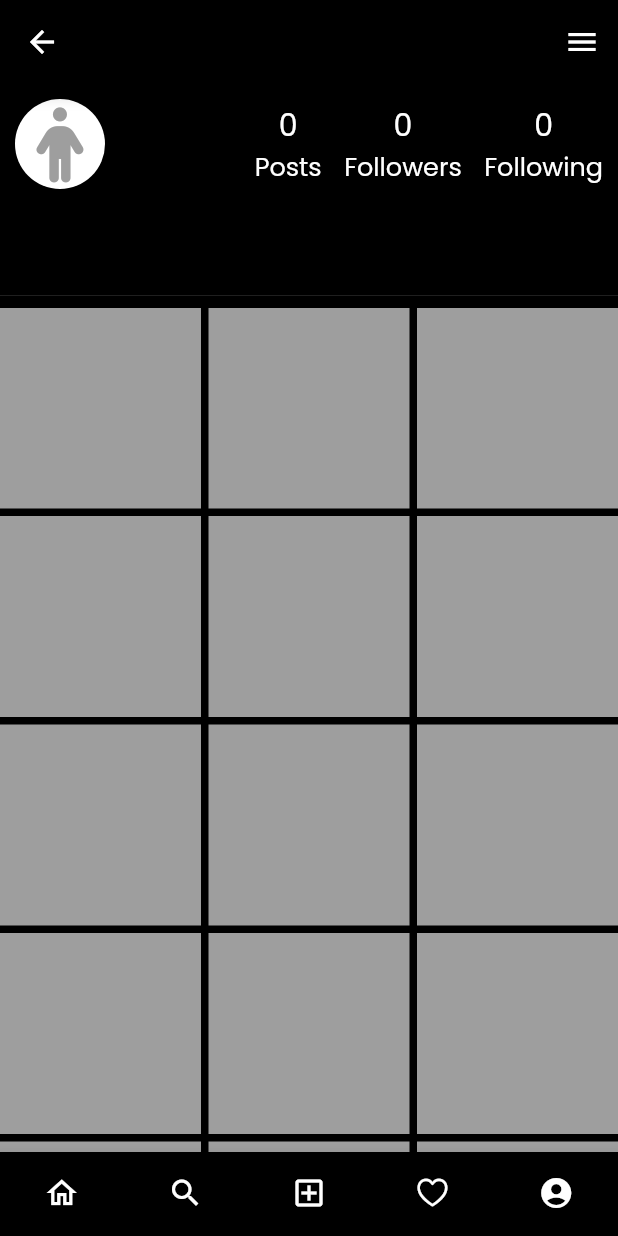
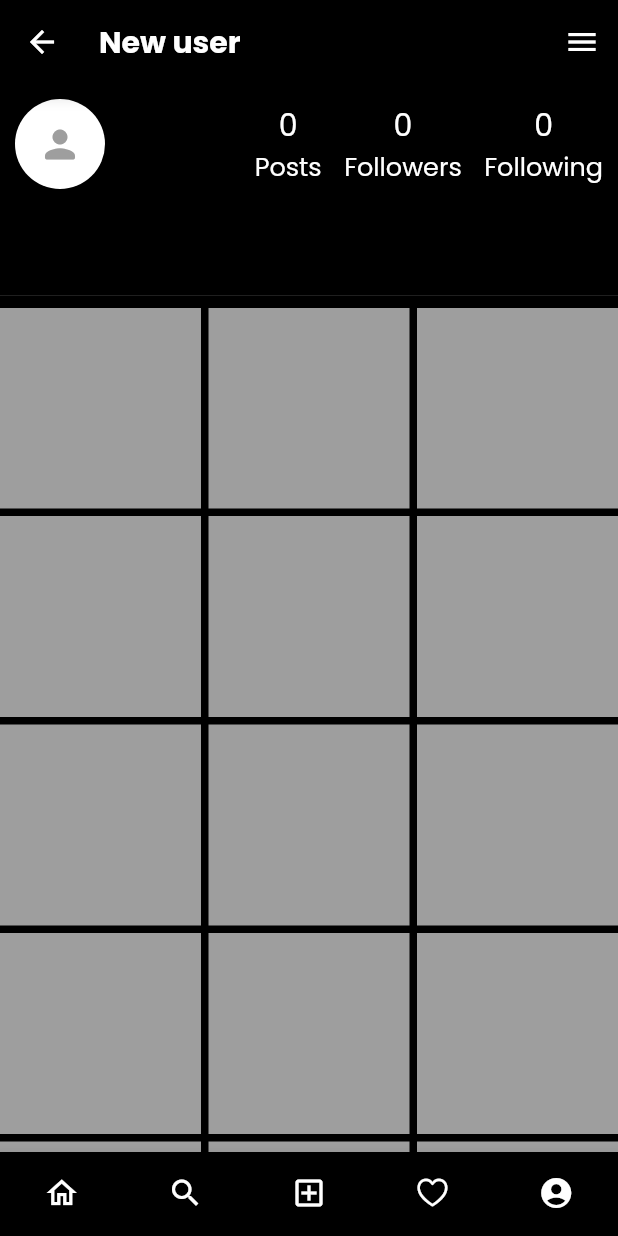
Before and after one commit to SantoshPayasi/instagram_clone, a Flutter app: the MainScreen screen opened directly with empty values, swiped to page 5, on a phone screen of 412 x 824 dp. Run offline on Flutter 3.47's test engine with Material 2 defaults, Android fonts, the phone set to English and light mode, and no system bars; our stand-ins replace cached_network_image, cloud_firestore, equatable, firebase_auth, firebase_core, firebase_storage and 8 more; accounts and stored records are empty.

Commit message:
Profile pic feature is added completely in fronend and backend both side .

```diff
--- a/lib/features/presentation/cubit/user/getSIngleUser/cubit/get_single_user_state.dart
+++ b/lib/features/presentation/cubit/user/getSIngleUser/cubit/get_single_user_state.dart
@@ -16,7 +16,7 @@ final class SIngleUserLoading extends GetSingleUserState {
 
 final class SingleUserLoaded extends GetSingleUserState {
   final UserEntity user;
-  SingleUserLoaded({required this.user});
+  const SingleUserLoaded({required this.user});
 
   @override
   List<Object> get props => [user];
--- a/lib/features/presentation/pages/Profile/profile_screen.dart
+++ b/lib/features/presentation/pages/Profile/profile_screen.dart
@@ -4,6 +4,7 @@ import 'package:font_awesome_flutter/font_awesome_flutter.dart';
 import 'package:instagram_clone/constInfo.dart';
 import 'package:instagram_clone/features/domain/entities/user/user_entity.dart';
 import 'package:instagram_clone/features/presentation/cubit/auth/auth_cubit.dart';
+import 'package:instagram_clone/features/presentation/widgets/ProfilePic_widget.dart';
 
 // ignore: must_be_immutable
 class ProfileScreen extends StatelessWidget {
@@ -17,7 +18,7 @@ class ProfileScreen extends StatelessWidget {
         backgroundColor: DesignColors.backgroundColor,
         titleSpacing: 10,
         title: Text(
-          "${user?.username}",
+          (user?.username==null || user!.username!.isEmpty)?"New user":"${user?.username}",
           style: DesignColors.fontStyle.copyWith(fontWeight: FontWeight.bold),
         ),
         actions: [
@@ -37,14 +38,8 @@ class ProfileScreen extends StatelessWidget {
             child: Row(
                 mainAxisAlignment: MainAxisAlignment.spaceBetween,
                 children: [
-                  const CircleAvatar(
-                    radius: 30,
-                    backgroundColor: DesignColors.primaryColor,
-                    child: Icon(
-                      FontAwesomeIcons.person,
-                      color: DesignColors.secondryColor,
-                      size: 50,
-                    ),
+                  ClipRRect(
+                    child: profilePic(imageUrl: user?.profileUrl),
                   ),
                   Row(
                     children: [
--- /dev/null
+++ b/lib/features/presentation/widgets/ProfilePic_widget.dart
@@ -0,0 +1,37 @@
+import 'dart:io';
+
+import 'package:flutter/material.dart';
+import '../../../constInfo.dart';
+import "package:cached_network_image/cached_network_image.dart";
+
+Widget profilePic({File? file, String? imageUrl}) {
+  return file == null
+      ? (imageUrl != null
+          ? const CircleAvatar(
+              backgroundColor: DesignColors.primaryColor,
+              radius: 30,
+              child: Icon(
+                Icons.person_rounded,
+                color: DesignColors.secondryColor,
+                size: 30,
+              ),
+            )
+          : CachedNetworkImage(
+              imageUrl: imageUrl!,
+              fit: BoxFit.contain,
+              imageBuilder: (context, imageProvider) => CircleAvatar(
+                backgroundColor: DesignColors.primaryColor,
+                radius: 30,
+                child: Image(image: imageProvider),
+              ),
+              progressIndicatorBuilder: (context, url, progress) =>
+                  CircularProgressIndicator(
+                value: progress.progress,
+              ),
+            ))
+      : CircleAvatar(
+          backgroundColor: DesignColors.primaryColor,
+          radius: 30,
+
+          child: Image.file(file, fit: BoxFit.cover,));
+}
--- a/pubspec.yaml
+++ b/pubspec.yaml
@@ -28,6 +28,7 @@ environment:
 # the latest version available on pub.dev. To see which dependencies have newer
 # versions available, run `flutter pub outdated`.
 dependencies:
+  cached_network_image: ^3.3.0
   cloud_firestore: ^4.13.1
   cupertino_icons: ^1.0.2
   equatable: ^2.0.5
@@ -39,6 +40,7 @@ dependencies:
   font_awesome_flutter: ^10.6.0
   get_it: ^7.6.4
   google_fonts: ^6.1.0
+  image_picker: ^1.0.4
   lottie: ^2.6.0
 
 dev_dependencies:
```
Also changed, not shown: lib/features/presentation/cubit/user/getSIngleUser/cubit/get_single_user_cubit.dart (+9 -4 lines), lib/features/presentation/pages/credentialpages/signUp_page.dart (+37 -17 lines), lib/main.dart (+5 -4 lines), pubspec.lock.
